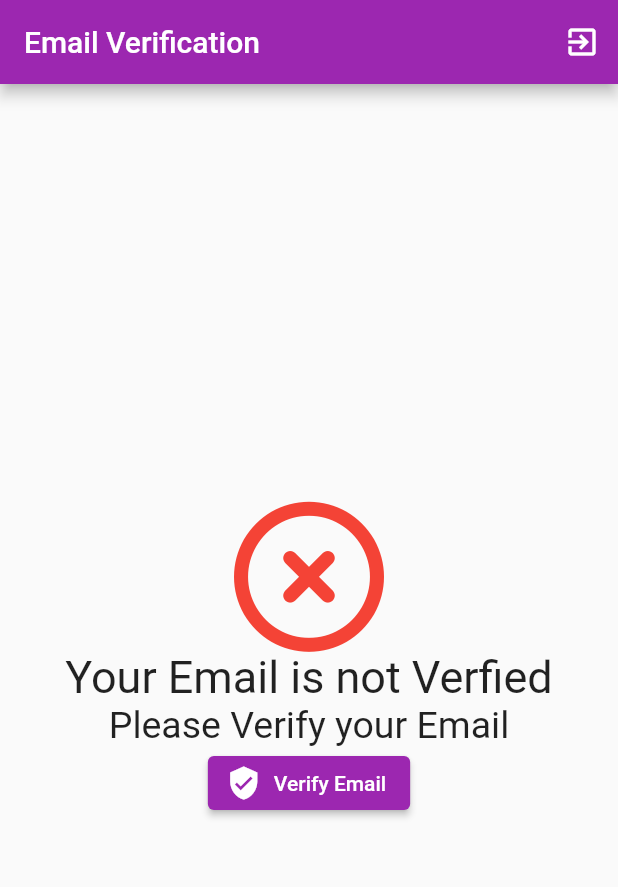
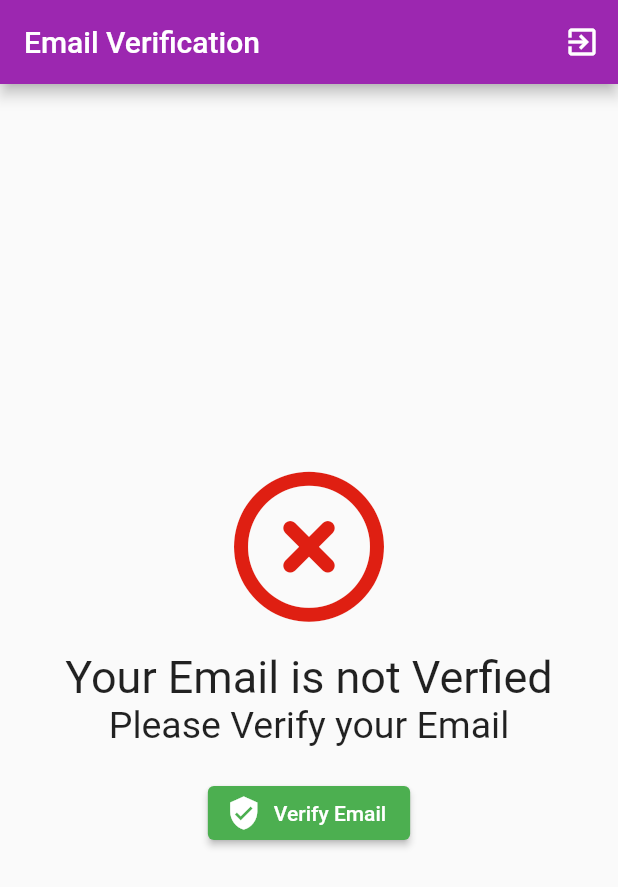
Before and after one commit to RafayDev/trek_xplorer, a Flutter app: the Profile screen opened directly, on a phone screen of 412 x 824 dp. Shown: the top 887 px of the screen. Run offline on Flutter 3.47's test engine with Material 2 defaults, Android fonts, the phone set to English and light mode, and no system bars; our stand-ins replace cloud_firestore, firebase_auth, firebase_core, firebase_storage, font_awesome_flutter, image_picker; missing offline and left inert: whatsapp_unilink; accounts and stored records are empty.

Commit message:
Changes in Email Verfication Page

```diff
--- a/lib/pages/user/profile.dart
+++ b/lib/pages/user/profile.dart
@@ -61,8 +61,9 @@ class _ProfileState extends State<Profile> {
             Icon(
               FontAwesomeIcons.circleXmark,
               size: 100,
-              color: Colors.red,
+              color: Color.fromARGB(255, 223, 31, 18),
             ),
+            Padding(padding: EdgeInsets.all(10)),
             Text(
               'Your Email is not Verfied',
               style: TextStyle(fontSize: 30.0),
@@ -71,8 +72,12 @@ class _ProfileState extends State<Profile> {
               'Please Verify your Email',
               style: TextStyle(fontSize: 25.0),
             ),
+            Padding(padding: EdgeInsets.all(10)),
             ElevatedButton.icon(
               icon: Icon(Icons.verified_user),
+              style: ElevatedButton.styleFrom(
+                primary: Colors.green,
+              ),
               onPressed: () => verifyEmail(),
               label: Text('Verify Email'),
             ),
```
